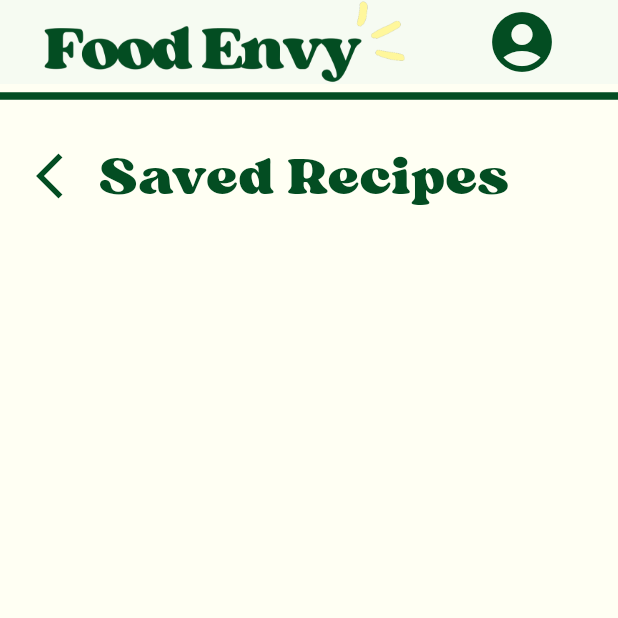
After one commit to Food-Envy/food-envy-application, a Flutter app: the RecipeManagePage screen opened directly, on a phone screen of 412 x 824 dp, the top half of it. The commit adds this screen. Run offline on Flutter 3.47's test engine with Material 3 defaults, Android fonts, the phone set to English and light mode, and no system bars; our stand-ins replace cloud_firestore, firebase_auth, firebase_core, firebase_storage, image_cropper, image_picker and 1 more; missing offline and left inert: dart:ffi, firebase_ui_auth; accounts and stored records are empty.

Commit message:
added in ability to save recipes and view them

```diff
--- a/food_envy_application/lib/home_page.dart
+++ b/food_envy_application/lib/home_page.dart
@@ -12,6 +12,7 @@ import 'package:food_envy_application/services/account_info.dart';
 import 'package:cloud_firestore/cloud_firestore.dart';
 import 'package:food_envy_application/services/comment_upload.dart';
 import 'package:food_envy_application/services/meal_helper.dart';
+import 'package:food_envy_application/services/util.dart';
 import 'package:provider/provider.dart';
 import 'firebase_options.dart';
 import 'package:food_envy_application/post_upload.dart';
@@ -98,7 +99,6 @@ class _MyHomePageState extends State<MyHomePage> {
   @override
   Widget build(BuildContext context) {
     providerUser = Provider.of<UserProfile>(context);
-
     if (!hasLoadedPosts && providerUser!.isInitialized()) {
       hasLoadedPosts = true;
       loadPosts();
@@ -108,7 +108,6 @@ class _MyHomePageState extends State<MyHomePage> {
       updateComments = false;
       updateCommentsForPost();
     }
-
     // This method is rerun every time setState is called
     return Scaffold(
       appBar: AppBar(
@@ -154,7 +153,7 @@ class _MyHomePageState extends State<MyHomePage> {
     Image recipeImage = Image.asset("assets/images/Recipe.png");
     if (posts != null) {
       String url = posts![username]![0];
-
+      String recipe = posts![username]![2];
       columnBody = [
         Image.network(url, width: MediaQuery.of(context).size.width),
         Container(
@@ -169,7 +168,11 @@ class _MyHomePageState extends State<MyHomePage> {
                     });
                   },
                   icon: commentImage),
-              IconButton(onPressed: () {}, icon: recipeImage),
+              IconButton(
+                  onPressed: () {
+                    providerUser!.addRecipe(db, recipe, getCurrentUserUuid());
+                  },
+                  icon: recipeImage),
               IconButton(
                   onPressed: () {},
                   icon: const Icon(
@@ -435,12 +438,12 @@ class _MyHomePageState extends State<MyHomePage> {
             content: Column(mainAxisSize: MainAxisSize.min, children: [
               Align(
                 alignment: Alignment.centerLeft,
-                child: TextButton(
+                child: IconButton(
                     onPressed: () {
                       mealToPost = "Breakfast";
                       Navigator.pop(context);
                     },
-                    child: Text("Breakfast")),
+                    icon: Text("Breakfast")),
               ),
               Align(
                 alignment: Alignment.centerLeft,
--- a/food_envy_application/lib/manage_account.dart
+++ b/food_envy_application/lib/manage_account.dart
@@ -6,6 +6,7 @@ import 'package:flutter/material.dart';
 import 'package:food_envy_application/account_edit.dart';
 import 'package:food_envy_application/auth_gate.dart';
 import 'package:food_envy_application/manage_friends.dart';
+import 'package:food_envy_application/manage_recipes.dart';
 
 import 'firebase_options.dart';
 
@@ -96,7 +97,12 @@ class _AccountManagePageState extends State<AccountManagePage> {
     return Padding(
       padding: const EdgeInsets.only(top: 20, left: 50, right: 50),
       child: TextButton(
-        onPressed: () {},
+        onPressed: () {
+          Navigator.push(
+              context,
+              MaterialPageRoute(
+                  builder: (context) => const RecipeManagePage()));
+        },
         style: TextButton.styleFrom(
             shape:
                 RoundedRectangleBorder(borderRadius: BorderRadius.circular(20)),
--- /dev/null
+++ b/food_envy_application/lib/manage_recipes.dart
@@ -0,0 +1,122 @@
+import 'package:firebase_core/firebase_core.dart';
+import 'package:flutter/material.dart';
+import 'package:food_envy_application/account_edit.dart';
+import 'package:food_envy_application/auth_gate.dart';
+import 'package:food_envy_application/manage_account.dart';
+import 'package:food_envy_application/services/account_info.dart';
+import 'package:food_envy_application/services/user_searching.dart';
+import 'package:food_envy_application/services/util.dart';
+import 'package:provider/provider.dart';
+import 'package:cloud_firestore/cloud_firestore.dart';
+import 'firebase_options.dart';
+
+class RecipeManagePage extends StatefulWidget {
+  const RecipeManagePage({super.key});
+
+  // This widget is the home page of your application. It is stateful, meaning
+  // that it has a State object (defined below) that contains fields that affect
+  // how it looks.
+
+  // This class is the configuration for the state. It holds the values (in this
+  // case the title) provided by the parent (in this case the App widget) and
+  // used by the build method of the State. Fields in a Widget subclass are
+  // always marked "final".
+
+  @override
+  State<RecipeManagePage> createState() => _RecipeManagePageState();
+}
+
+class _RecipeManagePageState extends State<RecipeManagePage> {
+  final searchController = TextEditingController();
+  UserProfile? providerUser;
+  // if this is false then show the user's current friends, if it is true then show search results
+  bool searching = false;
+  Map<String, dynamic>? userMap;
+  List<Widget> usersToDisplay = [];
+  List<Widget> requestsToDisplay = [];
+  List<Widget> friendsToDisplay = [];
+  FirebaseFirestore db = FirebaseFirestore.instance;
+
+  @override
+  Widget build(BuildContext context) {
+    double width = MediaQuery.of(context).size.width;
+    providerUser = Provider.of<UserProfile>(context);
+    // This method is rerun every time setState is called
+    return Scaffold(
+        appBar: AppBar(
+          centerTitle: false,
+          leadingWidth: 300,
+          leading: Image.asset("assets/images/noBkgTitle.png"),
+          title: IconButton(
+            onPressed: () {
+              Navigator.push(
+                  context,
+                  MaterialPageRoute(
+                      builder: (context) => const AccountManagePage()));
+            },
+            icon: const Icon(Icons.account_circle),
+            color: Color(0xFF034D22),
+            iconSize: 48,
+          ),
+        ), // This trailing comma makes auto-formatting nicer for build methods.
+        body: getListView(width));
+  }
+
+  ListView getListView(double width) {
+    List<Widget> chidrenList = [
+      getBar(),
+      getTitleRow(),
+    ];
+    for (String recipe in providerUser!.recipes) {
+      Text recipeText = Text(
+        recipe,
+        style: TextStyle(fontSize: 30, color: Color(0xFF034D22)),
+      );
+      Padding widget = Padding(
+          padding: EdgeInsets.only(top: 20, left: 15), child: recipeText);
+      chidrenList.add(widget);
+    }
+    return ListView(
+      children: chidrenList,
+    );
+  }
+
+  Divider getBar() {
+    return const Divider(
+      color: Color(0xFF034D22),
+      thickness: 5.0,
+    );
+  }
+
+  Row getTitleRow() {
+    return Row(
+      children: [
+        getBackButton(),
+        const Expanded(
+          child: Padding(
+            padding: EdgeInsets.only(top: 20, left: 15),
+            child: Text(
+              "Saved Recipes",
+              style: TextStyle(
+                  fontSize: 35, color: Color(0xFF034D22), fontFamily: 'Sergio'),
+            ),
+          ),
+        ),
+      ],
+    );
+  }
+
+  IconButton getBackButton() {
+    return IconButton(
+      highlightColor: Colors.transparent,
+      iconSize: 36,
+      alignment: Alignment.topLeft,
+      padding: const EdgeInsets.only(top: 20, left: 15),
+      onPressed: () {
+        Navigator.pop(context);
+      },
+      icon: const Icon(Icons.arrow_back_ios_new),
+      color: Color(0xFF034D22),
+    );
+  }
+}
--- a/food_envy_application/lib/services/account_info.dart
+++ b/food_envy_application/lib/services/account_info.dart
@@ -11,7 +11,7 @@ class UserProfile extends ChangeNotifier {
   String? username;
   List<dynamic> friends = [];
   List<dynamic> requestedFriends = [];
-
+  List<dynamic> recipes = [];
   UserProfile();
   void updateUser(String? first, String? last, String? phone,
       String? emailParam, String? usernameParam) {
@@ -26,6 +26,14 @@ class UserProfile extends ChangeNotifier {
   void addFriend(String username) {
     friends.add(username);
     // add it for other person too
+    notifyListeners();
+  }
+
+  void addRecipe(FirebaseFirestore db, String url, String currentUser) {
+    recipes.add(url);
+    db.collection("Users").doc(currentUser).update({
+      "recipes": FieldValue.arrayUnion([url])
+    });
     notifyListeners();
   }
 
@@ -52,6 +60,7 @@ class UserProfile extends ChangeNotifier {
       "username": username,
       "friends": friends,
       "requests": requestedFriends,
+      "recipes": recipes,
     });
   }
 
@@ -63,8 +72,7 @@ class UserProfile extends ChangeNotifier {
     username = doc.get("username");
     requestedFriends = doc.get("requests");
     friends = doc.get("friends");
-
-    //print(requestedFriends);
+    recipes = doc.get("recipes");
   }
 
   bool isInitialized() {
```
Also changed, not shown: 1 other file.
